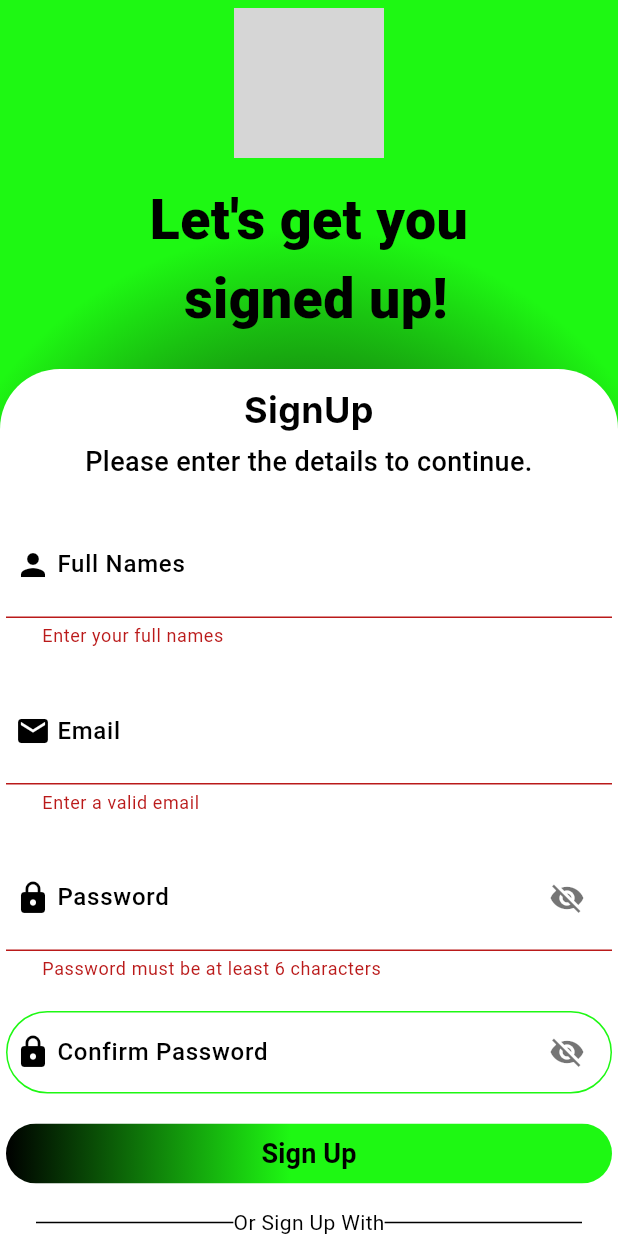
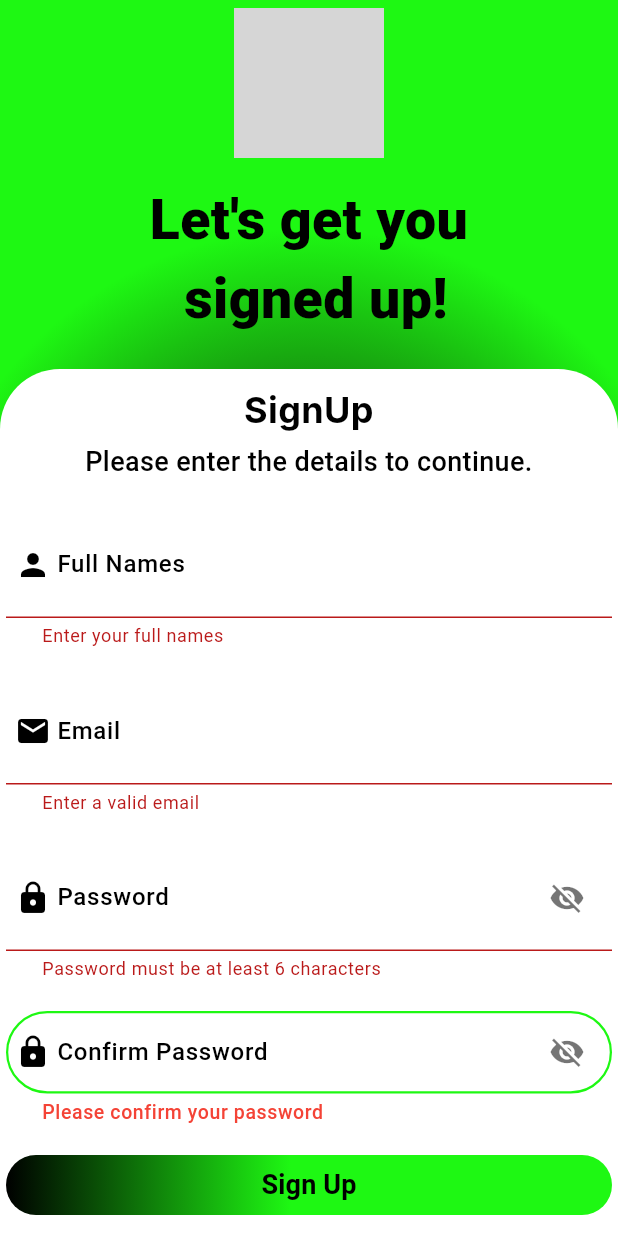
Before and after one commit to Alvin11David/UGANDA-EXPLORE, a Flutter app: the screen it shows after launch, after a tap on "Sign Up", on a phone screen of 412 x 824 dp. Run offline on Flutter 3.47's test engine with Material 3 defaults, Android fonts, the phone set to English and light mode, and no system bars; our stand-ins replace cloud_firestore, firebase_auth, firebase_core, flutter_svg; accounts and stored records are empty; Roboto replaces fonts that are missing (Inter, Outfit, Poppins); grey boxes are pictures that could not be loaded.

Commit message:
Added logic for compairing the password and confirPassword input fields

```diff
--- a/uganda_explore/lib/screens/auth/signup_screen.dart
+++ b/uganda_explore/lib/screens/auth/signup_screen.dart
@@ -158,7 +158,10 @@ class _SignUpScreenState extends State<SignUpScreen> {
                       const SizedBox(height: 20),
                       Password(controller: _passwordController),
                       const SizedBox(height: 20),
-                      ConfirmPassword(controller: _confirmPasswordController),
+                      ConfirmPassword(
+                        controller: _confirmPasswordController,
+                        passwordController: _passwordController,
+                      ),
                       const SizedBox(height: 20),
                       Center(
                         child: SizedBox(
@@ -576,7 +579,12 @@ class _PasswordState extends State<Password> {
 
 class ConfirmPassword extends StatefulWidget {
   final TextEditingController controller;
-  const ConfirmPassword({super.key, required this.controller});
+  final TextEditingController passwordController;
+  const ConfirmPassword({
+    super.key,
+    required this.controller,
+    required this.passwordController,
+  });
 
   @override
   State<ConfirmPassword> createState() => _ConfirmPasswordState();
@@ -593,10 +601,15 @@ class _ConfirmPasswordState extends State<ConfirmPassword> {
         child: TextFormField(
           controller: widget.controller,
           obscureText: _isObscuredText,
-          validator: (value) =>
-              value != null && value != widget.controller.text
-                  ? 'Passwords do not match'
-                  : null,
+          validator: (value) {
+            if (value == null || value.isEmpty) {
+              return 'Please confirm your password';
+            }
+            if (value != widget.passwordController.text) {
+              return 'Passwords do not match';
+            }
+            return null;
+          },
           decoration: InputDecoration(
             labelText: 'Confirm Password',
             labelStyle: const TextStyle(
@@ -653,6 +666,26 @@ class _ConfirmPasswordState extends State<ConfirmPassword> {
                 width: 2,
               ),
             ),
+            errorBorder: OutlineInputBorder(
+              borderRadius: BorderRadius.circular(30),
+              borderSide: const BorderSide(
+                color: Color(0xFF1EF813),
+                width: 1.5,
+              ),
+            ),
+            focusedErrorBorder: OutlineInputBorder(
+              borderRadius: BorderRadius.circular(30),
+              borderSide: const BorderSide(
+                color: Color(0xFF1EF813),
+                width: 2,
+              ),
+            ),
+            errorStyle: const TextStyle(
+              color: Colors.red,
+              fontFamily: 'Poppins',
+              fontWeight: FontWeight.w500,
+              fontSize: 13,
+            ),
             contentPadding: const EdgeInsets.symmetric(vertical: 16, horizontal: 20),
             floatingLabelBehavior: FloatingLabelBehavior.auto,
           ),
```
